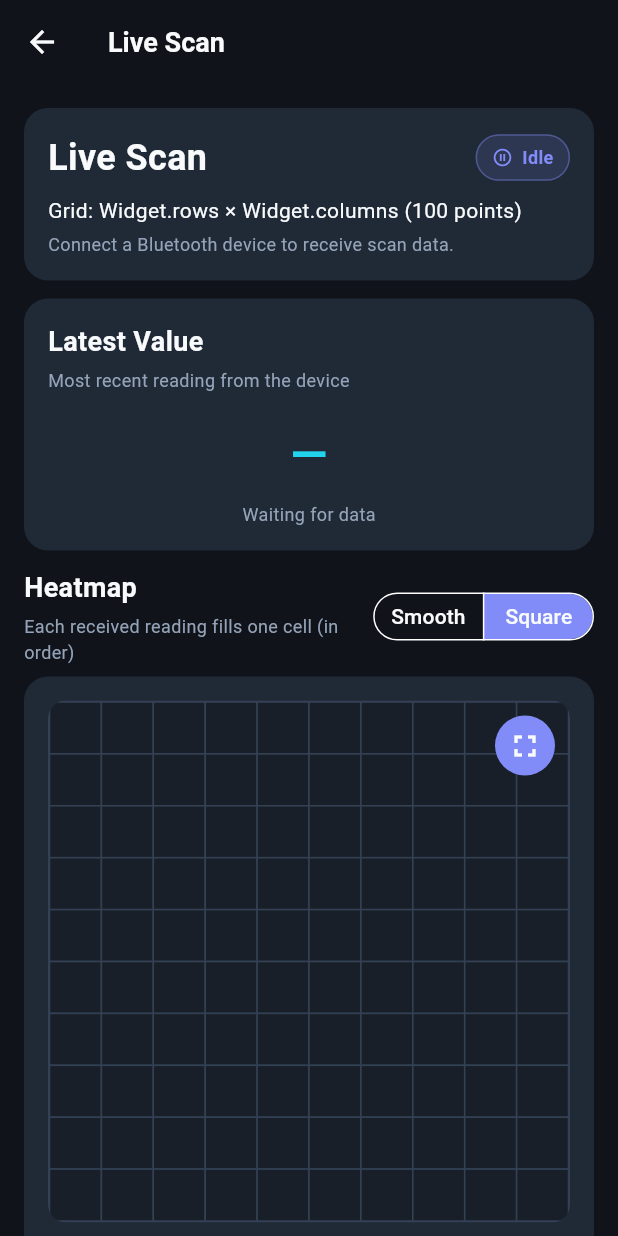
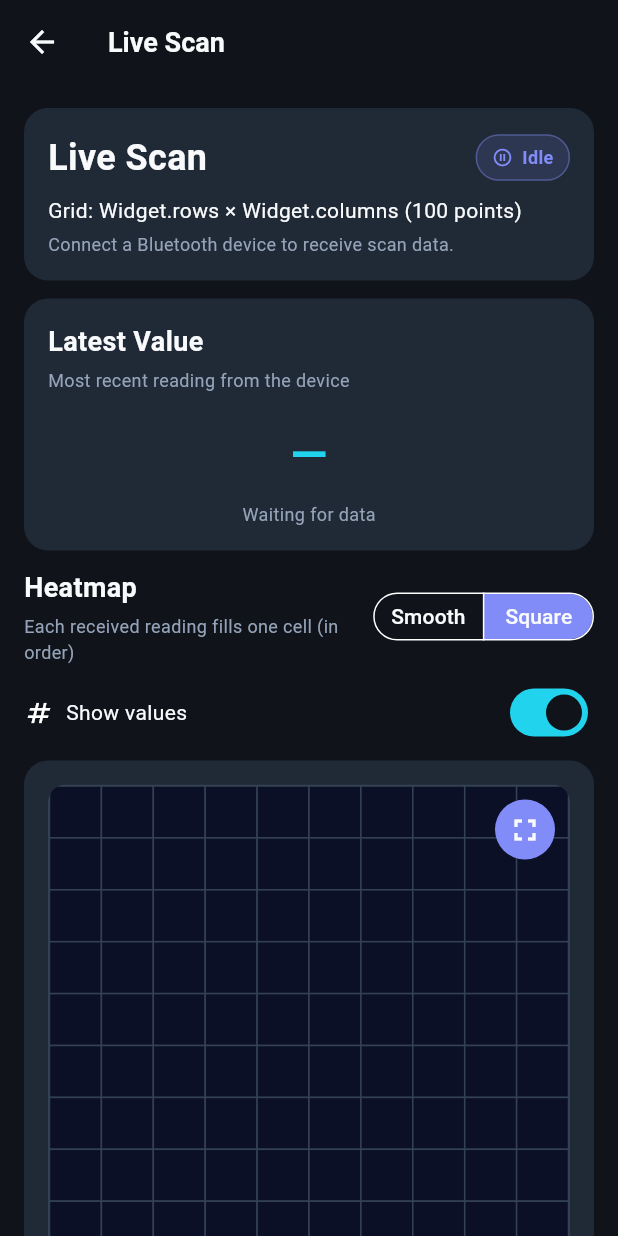
Before and after one commit to sirvanmirzapour/3d-Visualizer, a Flutter app: the LiveScanPage screen opened by its route, after a tap on "Square", on a phone screen of 412 x 824 dp. Run offline on Flutter 3.47's test engine with Material 3 defaults, Android fonts, the phone set to English and light mode, and no system bars; our stand-ins replace flutter_riverpod; missing offline and left inert: flutter_classic_bluetooth.

Commit message:
3d is good

```diff
--- a/lib/features/live_scan/presentation/pages/live_scan_page.dart
+++ b/lib/features/live_scan/presentation/pages/live_scan_page.dart
@@ -39,6 +39,7 @@ class LiveScanPage extends ConsumerStatefulWidget {
 
 class _LiveScanPageState extends ConsumerState<LiveScanPage> {
   HeatmapMode _mode = HeatmapMode.smooth;
+  bool _showValues = true;
 
   void _showMsg(String msg) {
     ScaffoldMessenger.of(context)
@@ -116,6 +117,18 @@ class _LiveScanPageState extends ConsumerState<LiveScanPage> {
               ],
             ),
             const SizedBox(height: 8),
+            Row(
+              children: [
+                const Icon(Icons.numbers, size: 20),
+                const SizedBox(width: 8),
+                const Expanded(child: Text('Show values', style: AppTextStyles.body)),
+                Switch(
+                  value: _showValues,
+                  onChanged: (v) => setState(() => _showValues = v),
+                ),
+              ],
+            ),
+            const SizedBox(height: 8),
             AppCard(
               child: Column(
                 crossAxisAlignment: CrossAxisAlignment.start,
@@ -174,6 +187,7 @@ class _LiveScanPageState extends ConsumerState<LiveScanPage> {
         rows: widget.rows,
         columns: widget.columns,
         measurements: measurements,
+        showValues: _showValues,
       );
     }
     return AspectRatio(
@@ -182,6 +196,7 @@ class _LiveScanPageState extends ConsumerState<LiveScanPage> {
         rows: widget.rows,
         columns: widget.columns,
         values: measurements,
+        showValues: _showValues,
       ),
     );
   }
@@ -196,6 +211,7 @@ class _LiveScanPageState extends ConsumerState<LiveScanPage> {
           columns: widget.columns,
           measurements: measurements,
           mode: _mode,
+          showValues: _showValues,
         ),
       ),
     );
@@ -401,12 +417,14 @@ class _FullscreenMap extends StatefulWidget {
   final int columns;
   final List<num> measurements;
   final HeatmapMode mode;
+  final bool showValues;
 
   const _FullscreenMap({
     required this.rows,
     required this.columns,
     required this.measurements,
     required this.mode,
+    required this.showValues,
   });
 
   @override
@@ -429,6 +447,7 @@ class _FullscreenMapState extends State<_FullscreenMap> {
         rows: widget.rows,
         columns: widget.columns,
         measurements: widget.measurements,
+        showValues: widget.showValues,
       );
     }
     return AspectRatio(
@@ -437,6 +456,7 @@ class _FullscreenMapState extends State<_FullscreenMap> {
         rows: widget.rows,
         columns: widget.columns,
         values: widget.measurements,
+        showValues: widget.showValues,
       ),
     );
   }
@@ -460,6 +480,14 @@ class _FullscreenMapState extends State<_FullscreenMap> {
                 showSelectedIcon: false,
               ),
               const SizedBox(height: 12),
+              if (_view == _FSView.threeD)
+                const Padding(
+                  padding: EdgeInsets.only(bottom: 8),
+                  child: Text(
+                    'Drag to rotate • Pinch to zoom',
+                    style: TextStyle(color: Color(0xFF94A3B8), fontSize: 12),
+                  ),
+                ),
               Expanded(
                 child: LayoutBuilder(
                   builder: (context, constraints) => SingleChildScrollView(
--- /dev/null
+++ b/lib/features/live_scan/presentation/painters/heat_palette.dart
@@ -0,0 +1,26 @@
+import 'package:flutter/material.dart';
+
+/// Shared color gradient used by smooth, square and 3D renderers so all views
+/// use one consistent professional palette.
+class HeatPalette {
+  static const List<double> stops = [0.0, 0.25, 0.5, 0.75, 1.0];
+  static const List<Color> colors = [
+    Color(0xFF0B1026),
+    Color(0xFF22D3EE),
+    Color(0xFF34D399),
+    Color(0xFFFACC15),
+    Color(0xFFEF4444),
+  ];
+
+  static Color colorFor(double t) {
+    if (t <= 0) return colors.first;
+    if (t >= 1) return colors.last;
+    for (var i = 0; i < stops.length - 1; i++) {
+      if (t >= stops[i] && t <= stops[i + 1]) {
+        final f = (t - stops[i]) / (stops[i + 1] - stops[i]);
+        return Color.lerp(colors[i], colors[i + 1], f)!;
+      }
+    }
+    return colors.last;
+  }
+}
--- a/lib/features/live_scan/presentation/painters/heatmap_grid_painter.dart
+++ b/lib/features/live_scan/presentation/painters/heatmap_grid_painter.dart
@@ -1,14 +1,19 @@
 import 'package:flutter/material.dart';
+
+import 'heat_palette.dart';
 
 class HeatmapGridPainter extends CustomPainter {
   final int rows;
   final int columns;
   final List<num>? values;
+  final bool showValues;
 
-  HeatmapGridPainter({required this.rows, required this.columns, this.values});
-
-  static const Color _lowColor = Color(0xFF191F29);
-  static const Color _highColor = Color(0xFF22D3EE);
+  HeatmapGridPainter({
+    required this.rows,
+    required this.columns,
+    this.values,
+    this.showValues = true,
+  });
 
   @override
   void paint(Canvas canvas, Size size) {
@@ -31,6 +36,7 @@ class HeatmapGridPainter extends CustomPainter {
         if (maxV == null || d > maxV) maxV = d;
       }
     }
+    final span = (minV != null && maxV != null) ? maxV - minV : 0.0;
 
     final fontSize = (cellW < cellH ? cellW : cellH) * 0.42;
 
@@ -39,21 +45,20 @@ class HeatmapGridPainter extends CustomPainter {
         final index = r * columns + c;
         final rect = Rect.fromLTWH(c * cellW, r * cellH, cellW, cellH);
 
-        Color fill = _lowColor;
-        double t = 0;
+        Color fill = HeatPalette.colors.first;
         if (vals != null && index < vals.length) {
           final v = vals[index].toDouble();
-          t = 0.5;
-          if (minV != null && maxV != null && maxV > minV) {
-            t = ((v - minV) / (maxV - minV)).clamp(0.0, 1.0);
+          var t = 0.0;
+          if (span > 1e-9) {
+            t = ((v - minV!) / span).clamp(0.0, 1.0);
           }
-          fill = Color.lerp(_lowColor, _highColor, t)!;
+          fill = HeatPalette.colorFor(t);
         }
 
         canvas.drawRect(rect, Paint()..color = fill);
         canvas.drawRect(rect, stroke);
 
-        if (vals != null && index < vals.length) {
+        if (vals != null && index < vals.length && showValues) {
           final textColor =
               fill.computeLuminance() > 0.4 ? const Color(0xFF0B1026) : const Color(0xFFF8FAFC);
           final tp = TextPainter(
@@ -85,6 +90,7 @@ class HeatmapGridPainter extends CustomPainter {
   bool shouldRepaint(covariant HeatmapGridPainter oldDelegate) {
     return oldDelegate.rows != rows ||
         oldDelegate.columns != columns ||
-        oldDelegate.values != values;
+        oldDelegate.values != values ||
+        oldDelegate.showValues != showValues;
   }
 }
--- a/lib/features/live_scan/presentation/widgets/heatmap_widget.dart
+++ b/lib/features/live_scan/presentation/widgets/heatmap_widget.dart
@@ -8,12 +8,14 @@ class HeatmapWidget extends StatelessWidget {
   final int rows;
   final int columns;
   final List<num>? values;
+  final bool showValues;
 
   const HeatmapWidget({
     super.key,
     required this.rows,
     required this.columns,
     this.values,
+    this.showValues = true,
   });
 
   @override
@@ -33,7 +35,12 @@ class HeatmapWidget extends StatelessWidget {
               borderRadius: BorderRadius.circular(12),
             ),
             child: CustomPaint(
-              painter: HeatmapGridPainter(rows: rows, columns: columns, values: values),
+              painter: HeatmapGridPainter(
+                rows: rows,
+                columns: columns,
+                values: values,
+                showValues: showValues,
+              ),
               child: const SizedBox.expand(),
             ),
           ),
```
Also changed, not shown: lib/features/live_scan/presentation/widgets/field3d_widget.dart (+157 -47 lines), lib/features/live_scan/presentation/widgets/field_map_widget.dart (+4 -23 lines).
